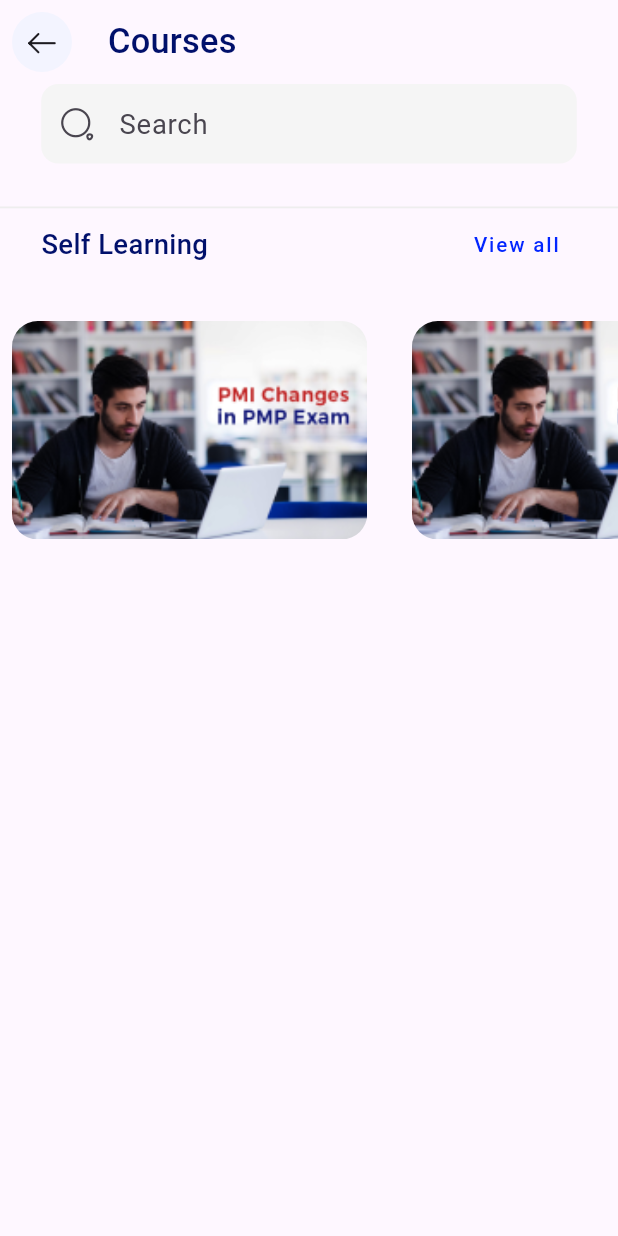
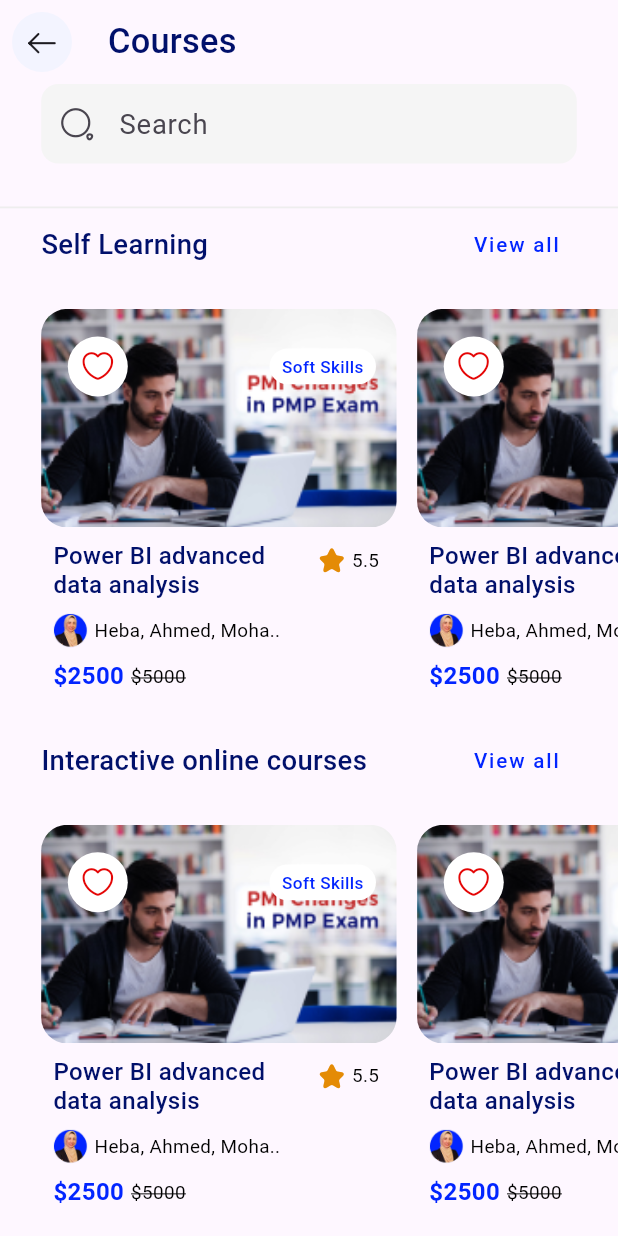
Before and after one commit to moha-b/LMS, a Flutter app: the screen it shows after launch, on a phone screen of 412 x 824 dp. Run offline on Flutter 3.47's test engine with Material 3 defaults, Android fonts, the phone set to English and light mode, and no system bars; our stand-ins replace flutter_screenutil.

Commit message:
courseList

```diff
--- a/lib/courses/view/coursesView.dart
+++ b/lib/courses/view/coursesView.dart
@@ -40,7 +40,8 @@ class CoursesView extends StatelessWidget {
               color: Colors.grey[200],
             ),
           ),
-          CourseList(),
+          CourseList(sectionTitle: 'Self Learning'),
+          CourseList(sectionTitle: 'Interactive online courses'),
         ],
       ),
     );
--- a/lib/courses/view/widgets/corsesList.dart
+++ b/lib/courses/view/widgets/corsesList.dart
@@ -1,16 +1,21 @@
+import 'package:flutter/cupertino.dart';
 import 'package:flutter/material.dart';
+import 'package:flutter/widgets.dart';
 import 'package:flutter_screenutil/flutter_screenutil.dart';
 
+
 import '../../../utils/app_colors.dart';
+import 'courseWidget.dart';
+
 
 class CourseList extends StatelessWidget {
-  const CourseList({super.key});
-
+  const CourseList({super.key, required this.sectionTitle});
+  final String sectionTitle;
   @override
   Widget build(BuildContext context) {
     return SliverToBoxAdapter(
       child: SizedBox(
-        height: 262.h,
+        height: 288.h,
         child: Column(
           children: [
             Padding(
@@ -23,7 +28,7 @@ class CourseList extends StatelessWidget {
                 mainAxisAlignment: MainAxisAlignment.spaceBetween,
                 children: [
                   Text(
-                    'Self Learning',
+                    sectionTitle,
                     style: TextStyle(
                       fontWeight: FontWeight.w500,
                       fontSize: 16.sp,
@@ -46,7 +51,8 @@ class CourseList extends StatelessWidget {
             ),
             Expanded(
               child: ListView.separated(
-                scrollDirection: Axis.horizontal,
+                  scrollDirection: Axis.horizontal,
+                  padding: EdgeInsets.symmetric(horizontal: 24.w),
                   itemBuilder: (context, index) => CourseWidget(),
                   separatorBuilder: (context, index) => SizedBox(width: 12.w),
                   itemCount: 3),
@@ -57,38 +63,3 @@ class CourseList extends StatelessWidget {
     );
   }
 }
-
-class CourseWidget extends StatelessWidget {
-  const CourseWidget({
-    super.key,
-  });
-
-  @override
-  Widget build(BuildContext context) {
-    return Padding(
-      padding: const EdgeInsets.all(8.0),
-      child: Column(
-        children: [
-          Container(
-            width: 207.w,
-            height: 122.h,
-            alignment: Alignment.topLeft,
-            padding: EdgeInsets.only(top: 16.h, left: 24.w),
-            decoration: BoxDecoration(
-              borderRadius: BorderRadius.circular(15.r),
-              image: DecorationImage(
-                image: AssetImage('assets/images/dummy_image_1.png'),
-                fit: BoxFit.fill,
-              ),
-            ),
-            child: Row(
-              children: [
-
-              ],
-            ),
-          ),
-        ],
-      ),
-    );
-  }
-}
--- /dev/null
+++ b/lib/courses/view/widgets/courseName.dart
@@ -0,0 +1,53 @@
+import 'package:flutter/material.dart';
+import 'package:flutter_screenutil/flutter_screenutil.dart';
+
+import '../../../utils/app_colors.dart';
+import '../../../utils/app_icons.dart';
+
+class CourseNameWidget extends StatelessWidget {
+  const CourseNameWidget({
+    super.key,
+  });
+
+  @override
+  Widget build(BuildContext context) {
+    return Padding(
+      padding: EdgeInsets.only(left: 7.w),
+      child: Row(
+        crossAxisAlignment: CrossAxisAlignment.start,
+        children: [
+          Expanded(
+            flex: 3,
+            child: Text(
+              "Power BI advanced data analysis",
+              style: TextStyle(
+                fontWeight: FontWeight.w500,
+                fontSize: 14.sp,
+                color: AppColors.blue900,
+              ),
+            ),
+          ),
+          Expanded(
+            child: Row(
+              children: [
+                const Icon(
+                  AppIcons.star1,
+                  color: AppColors.orange600,
+                ),
+                SizedBox(width: 3.w),
+                Text(
+                  "5.5",
+                  style: TextStyle(
+                    fontWeight: FontWeight.w400,
+                    fontSize: 11.sp,
+                    color: AppColors.black,
+                  ),
+                )
+              ],
+            ),
+          ),
+        ],
+      ),
+    );
+  }
+}
--- /dev/null
+++ b/lib/courses/view/widgets/courseWidget.dart
@@ -0,0 +1,76 @@
+import 'package:flutter/material.dart';
+import 'package:flutter_screenutil/flutter_screenutil.dart';
+
+import '../../../utils/app_colors.dart';
+import '../../../utils/app_images.dart';
+import 'courseName.dart';
+import 'course_image_widget.dart';
+
+class CourseWidget extends StatelessWidget {
+  const CourseWidget({
+    super.key,
+  });
+
+  @override
+  Widget build(BuildContext context) {
+    return SizedBox(
+      width: 207.w,
+      height: 227.h,
+      child: Column(
+        crossAxisAlignment: CrossAxisAlignment.start,
+        children: [
+          const CourseImageWidget(),
+          SizedBox(height: 8.h),
+          const CourseNameWidget(),
+          SizedBox(height: 8.h),
+          Padding(
+            padding: EdgeInsets.only(left: 7.w),
+            child: Row(
+              children: [
+                CircleAvatar(
+                  radius: 10.r,
+                  backgroundImage: AssetImage(AppImages.instructor),
+                ),
+                SizedBox(width: 4.w),
+                Text(
+                  "Heba, Ahmed, Moha..",
+                  style: TextStyle(
+                    color: AppColors.black,
+                    fontWeight: FontWeight.w400,
+                    fontSize: 11.sp,
+                  ),
+                ),
+              ],
+            ),
+          ),
+          SizedBox(
+            height: 8.h ,
+          ),
+          Padding(
+            padding: EdgeInsets.only(left: 7.w),
+            child: Row(
+              children: [
+                Text('\$2500',
+                  style: TextStyle(
+                    fontWeight: FontWeight.w600,
+                    fontSize: 14.sp,
+                    color: AppColors.primary,
+                  ),
+                ),
+                SizedBox(width: 4.w),
+                Text('\$5000',
+                  style: TextStyle(
+                    fontWeight: FontWeight.w400,
+                    fontSize: 11.sp,
+                    color: AppColors.black,
+                    decoration: TextDecoration.lineThrough,
+                  ),
+                ),
+              ],
+            ),
+          )
+        ],
+      ),
+    );
+  }
+}
--- /dev/null
+++ b/lib/courses/view/widgets/course_image_widget.dart
@@ -0,0 +1,61 @@
+import 'package:flutter/material.dart';
+import 'package:flutter_screenutil/flutter_screenutil.dart';
+
+import '../../../utils/app_colors.dart';
+import '../../../utils/app_icons.dart';
+import '../../../utils/app_images.dart';
+
+class CourseImageWidget extends StatelessWidget {
+  const CourseImageWidget({
+    super.key,
+  });
+
+  @override
+  Widget build(BuildContext context) {
+    return Container(
+      width: 207.w,
+      height: 122.h,
+      alignment: Alignment.topCenter,
+      padding: EdgeInsets.symmetric(horizontal: 12.w,vertical: 12.h),
+      decoration: BoxDecoration(
+        borderRadius: BorderRadius.circular(15.r),
+        image: const DecorationImage(
+          image: AssetImage(AppImages.dummyImage1),
+          fit: BoxFit.fill,
+        ),
+      ),
+      child: Row(
+        mainAxisAlignment: MainAxisAlignment.spaceBetween,
+        children: [
+          IconButton(onPressed: (){},
+            style: IconButton.styleFrom(
+              backgroundColor: AppColors.white,
+            ),
+            icon: Icon(
+              size: 20.sp,
+              AppIcons.heart,
+              color: AppColors.secondary,
+            ),
+          ),
+          Container(
+            width: 62.w,
+            height: 20.h,
+            decoration: BoxDecoration(
+              color: AppColors.white,
+              borderRadius: BorderRadius.circular(40.r),
+            ),
+            child: Center(
+              child: Text('Soft Skills',
+                style: TextStyle(
+                  fontWeight: FontWeight.w500,
+                  fontSize: 10.sp,
+                  color: AppColors.primary,
+                ),
+              ),
+            ),
+          ),
+        ],
+      ),
+    );
+  }
+}
```
